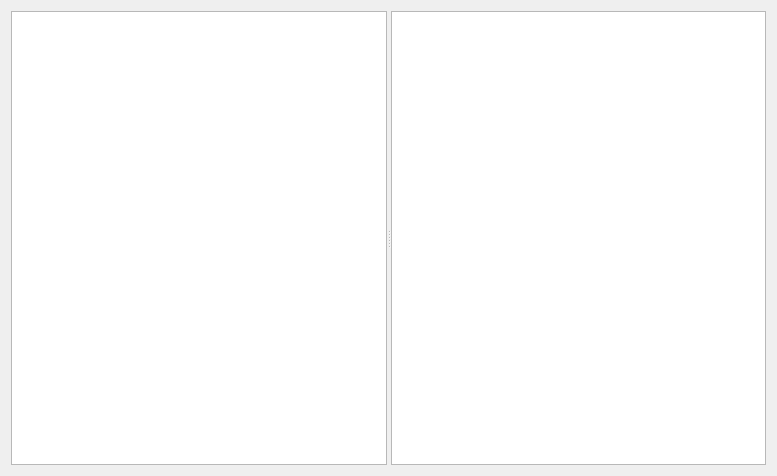
Old version of the form dialhelp.ui in the repository lmp50/logdicom.
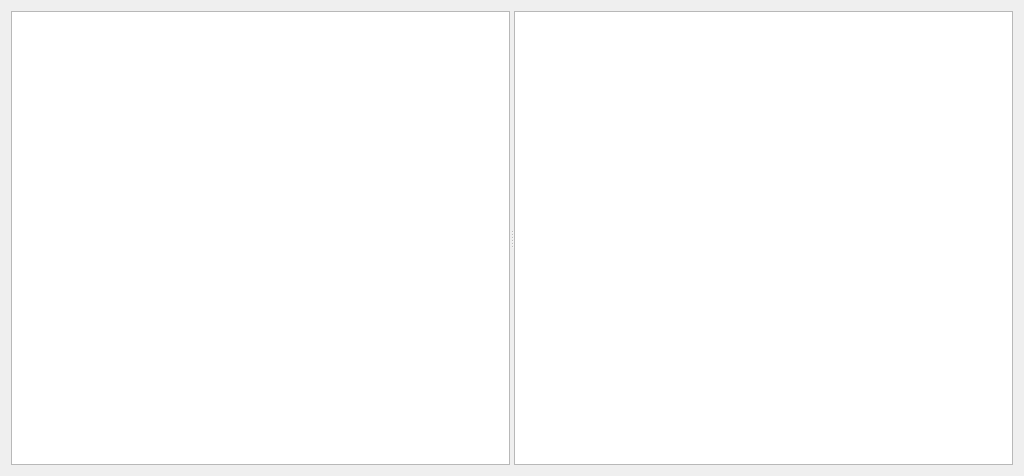
New version of the form.

Patch:
```diff
--- a/dialhelp.ui
+++ b/dialhelp.ui
@@ -6,7 +6,7 @@
    <rect>
     <x>0</x>
     <y>0</y>
-    <width>777</width>
+    <width>1024</width>
     <height>476</height>
    </rect>
   </property>
```
